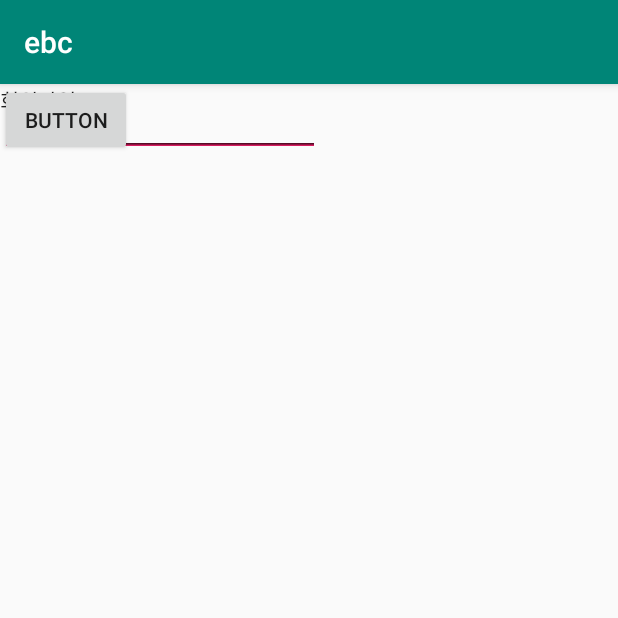
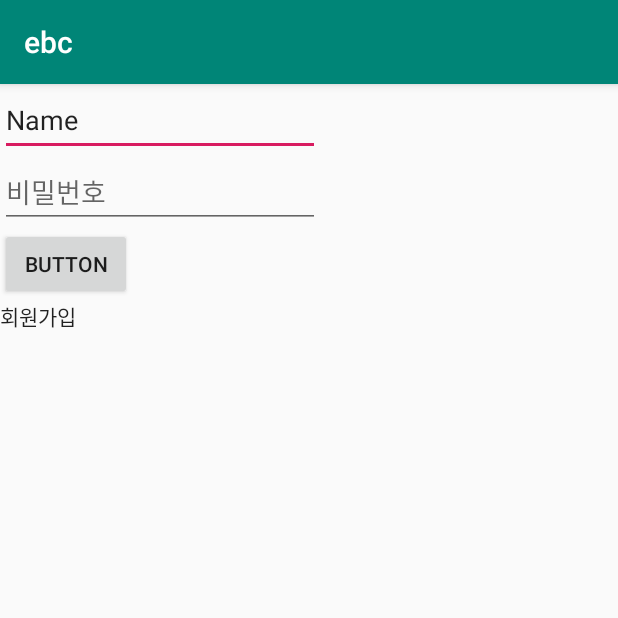
Before and after one commit to teamebcapp/ebc-client, an Android app: the LoginActivity screen opened directly, with no data from a screen before it, on a phone screen of 412 x 824 dp, the top half of it. Run offline under Robolectric (Android 15) with nearby library versions, the phone set to English and light mode, and no system bars.

Commit message:
login page

```diff
--- a/app/src/main/AndroidManifest.xml
+++ b/app/src/main/AndroidManifest.xml
@@ -1,8 +1,10 @@
 <?xml version="1.0" encoding="utf-8"?>
 <manifest xmlns:android="http://schemas.android.com/apk/res/android"
     package="teamebcapp.ebc">
+    <uses-permission android:name="android.permission.INTERNET" />
 
     <application
+        android:usesCleartextTraffic="true"
         android:allowBackup="true"
         android:icon="@mipmap/ic_launcher"
         android:label="@string/app_name"
--- /dev/null
+++ b/app/src/main/java/teamebcapp/ebc/user/UserService.java
@@ -0,0 +1,21 @@
+package teamebcapp.ebc.user;
+
+import java.util.List;
+import retrofit2.Call;
+import retrofit2.Retrofit;
+import retrofit2.converter.gson.GsonConverterFactory;
+import retrofit2.http.GET;
+import retrofit2.http.POST;
+import retrofit2.http.Path;
+import retrofit2.http.Query;
+
+
+public interface UserService {
+
+    @POST("User")
+    Call<List<User>> PostUser();
+    @GET("user")
+    Call<User> GetUser(
+            @Query("userid") String UserId,
+            @Query("password") String Password);
+}
--- a/app/src/main/res/layout/activity_login.xml
+++ b/app/src/main/res/layout/activity_login.xml
@@ -1,10 +1,10 @@
 <?xml version="1.0" encoding="utf-8"?>
-<android.support.constraint.ConstraintLayout xmlns:android="http://schemas.android.com/apk/res/android"
-    xmlns:app="http://schemas.android.com/apk/res-auto"
+<LinearLayout android:layout_width="match_parent"
+    android:layout_height="match_parent"
+    android:orientation="vertical"
     xmlns:tools="http://schemas.android.com/tools"
-    android:layout_width="match_parent"
-    android:layout_height="match_parent"
-    tools:context=".LoginActivity">
+    xmlns:android="http://schemas.android.com/apk/res/android">
+
 
     <EditText
         android:id="@+id/idText"
@@ -25,7 +25,8 @@
         android:hint="비밀번호"
         android:inputType="textPassword"
         tools:layout_editor_absoluteX="16dp"
-        tools:layout_editor_absoluteY="93dp" />
+        tools:layout_editor_absoluteY="93dp"
+        tools:ignore="MissingConstraints"/>
 
     <Button
         android:id="@+id/loginButton"
@@ -33,7 +34,8 @@
         android:layout_height="wrap_content"
         android:text="Button"
         tools:layout_editor_absoluteX="44dp"
-        tools:layout_editor_absoluteY="168dp" />
+        tools:layout_editor_absoluteY="168dp"
+        tools:ignore="MissingConstraints" />
 
     <TextView
         android:id="@+id/textView"
@@ -42,5 +44,6 @@
         android:text="회원가입"
         android:textAppearance="@style/TextAppearance.AppCompat"
         tools:layout_editor_absoluteX="59dp"
-        tools:layout_editor_absoluteY="230dp" />
-</android.support.constraint.ConstraintLayout>
+        tools:layout_editor_absoluteY="230dp"
+        tools:ignore="MissingConstraints" />
+</LinearLayout>
--- a/app/src/main/res/layout/activity_qrcode.xml
+++ b/app/src/main/res/layout/activity_qrcode.xml
@@ -1,8 +1,6 @@
 <?xml version="1.0" encoding="utf-8"?>
 <LinearLayout
     xmlns:android="http://schemas.android.com/apk/res/android"
-    xmlns:app="http://schemas.android.com/apk/res-auto"
-    xmlns:tools="http://schemas.android.com/tools"
     android:layout_width="match_parent"
     android:layout_height="match_parent"
     android:orientation="vertical">
```
Also changed, not shown: app/build.gradle (+14 -5 lines), app/src/main/java/teamebcapp/ebc/LoginActivity.java (+52 -8 lines), app/src/main/java/teamebcapp/ebc/MainActivity.java (+11 -0 lines), app/src/main/java/teamebcapp/ebc/user/User.java (added, +19 -0 lines), app/src/main/res/layout/activity_main.xml (+8 -1 lines).
